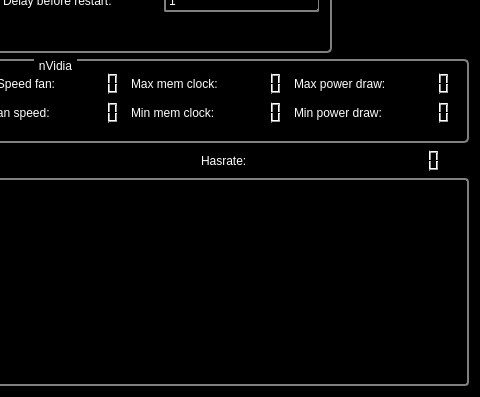
Above: mainwindow.ui from orkblutt/MinerLamp before the change; both pictures show x 374 to 854 and y 92 to 489 of the 854 by 489 pixel window. Below: the same form after it.
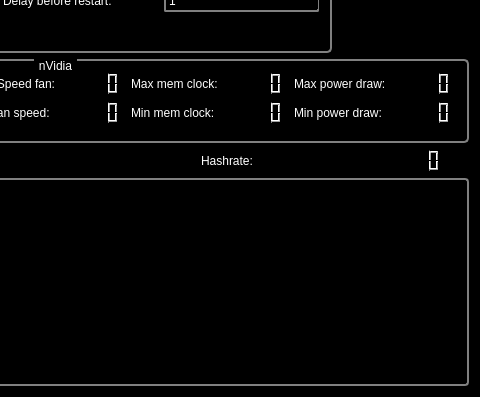
That is the form after the change. Icons and pictures are not drawn.

```diff
--- a/mainwindow.ui
+++ b/mainwindow.ui
@@ -450,7 +450,7 @@
     <item row="4" column="4">
      <widget class="QLabel" name="label_7">
       <property name="text">
-       <string>Hasrate:</string>
+       <string>Hashrate:</string>
       </property>
      </widget>
     </item>
```
Left out of the diff: 2 changed lines with no effect on the pictures.
